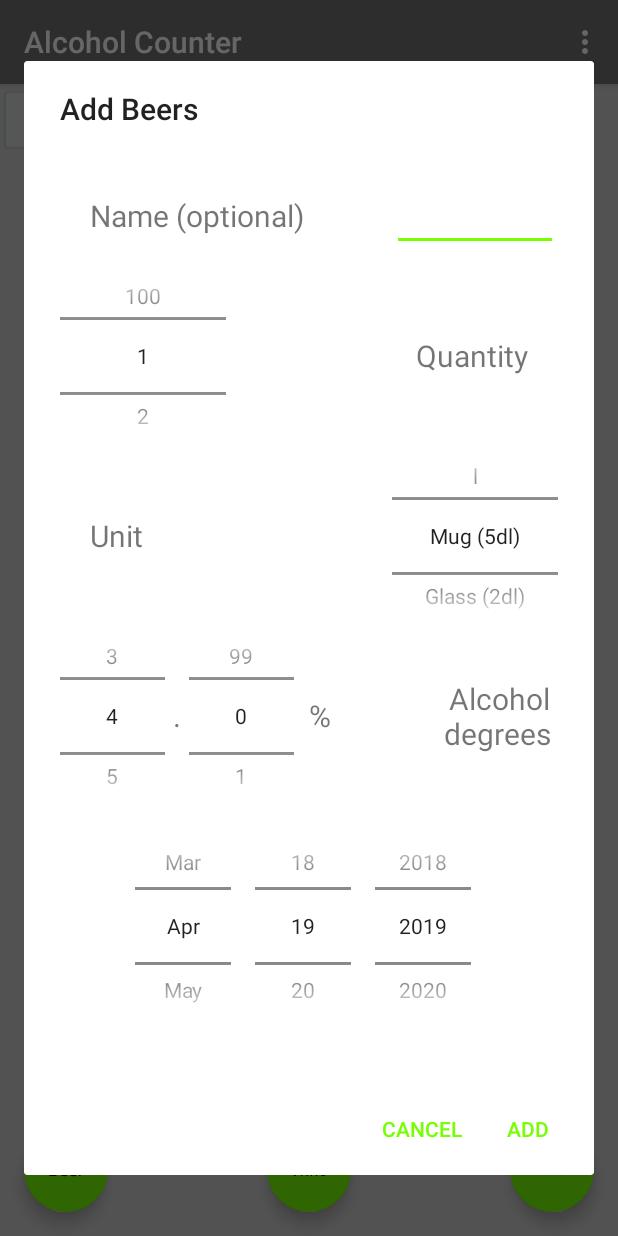
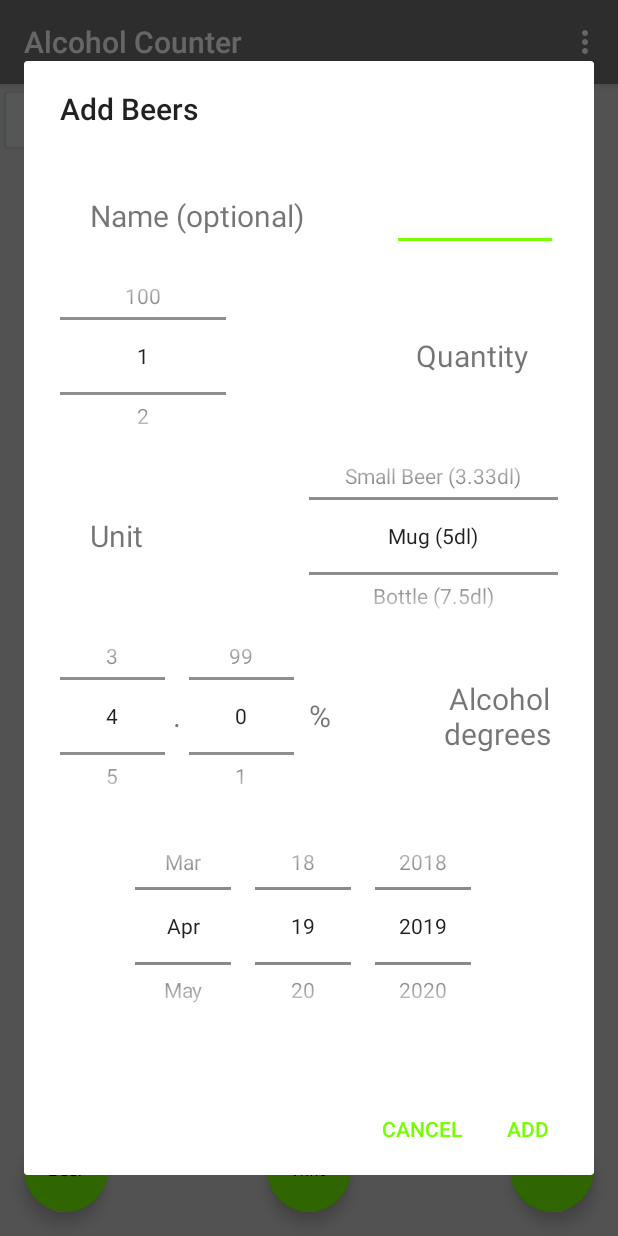
Before and after one commit to HavaG/AlcoholCounter, an Android app: the screen it shows after launch (MainActivity), after a tap on an icon or button, on a phone screen of 412 x 824 dp. Run offline under Robolectric (Android 15) with nearby library versions, the phone set to English and light mode, and no system bars; our stand-ins replace Room's generated code.

Commit message:
add smallBeer(3.33dl) fix TODO, warnings

```diff
--- a/app/src/main/res/layout-v21/dialog_new_beer_wine.xml
+++ b/app/src/main/res/layout-v21/dialog_new_beer_wine.xml
@@ -1,11 +1,12 @@
 <?xml version="1.0" encoding="utf-8"?>
 <ScrollView xmlns:android="http://schemas.android.com/apk/res/android"
+    xmlns:tools="http://schemas.android.com/tools"
     android:layout_width="match_parent"
     android:layout_height="match_parent"
     android:fillViewport="true">
 <LinearLayout
     android:layout_width="match_parent"
-    android:layout_height="match_parent"
+    android:layout_height="wrap_content"
     android:orientation="vertical"
     android:padding="24dip">
 
@@ -17,7 +18,7 @@
         <TextView
             android:padding="20dp"
             android:layout_weight="2"
-            android:textSize="20dp"
+            android:textSize="20sp"
             android:layout_width="0dp"
             android:layout_height="wrap_content"
             android:text="@string/nameOptional"/>
@@ -26,7 +27,10 @@
             android:layout_weight="1"
             android:id="@+id/beerWineName"
             android:layout_width="0dp"
-            android:layout_height="wrap_content" />
+            android:layout_height="wrap_content"
+            android:autofillHints="@string/beer"
+            android:inputType="text"
+            tools:ignore="LabelFor,UnusedAttribute" />
 
     </LinearLayout>
 
@@ -48,7 +52,7 @@
             android:layout_width="0dp"
             android:layout_height="wrap_content"
             android:text="@string/quantity"
-            android:gravity="right"
+            android:gravity="end"
             android:layout_gravity="center"
             android:padding="20dp"/>
 
@@ -57,12 +61,12 @@
     <LinearLayout
         android:layout_width="match_parent"
         android:layout_height="wrap_content"
-        android:weightSum="3">
+        android:weightSum="2">
 
         <TextView
             android:padding="20dp"
-            android:layout_weight="2"
-            android:textSize="20dp"
+            android:layout_weight="1"
+            android:textSize="20sp"
             android:layout_width="0dp"
             android:layout_gravity="center"
             android:layout_height="wrap_content"
@@ -92,12 +96,12 @@
 
         <TextView
             android:padding="5dp"
-            android:textSize="20dp"
+            android:textSize="20sp"
             android:layout_width="wrap_content"
             android:layout_height="wrap_content"
-            android:text="."
+            android:text="@string/dot"
             android:layout_gravity="center"
-            android:gravity="right"/>
+            android:gravity="end"/>
 
         <NumberPicker
             android:id="@+id/beerWineDegreeDecimalPicker"
@@ -109,22 +113,22 @@
 
         <TextView
             android:padding="10dp"
-            android:textSize="20dp"
+            android:textSize="20sp"
             android:layout_width="wrap_content"
             android:layout_height="wrap_content"
-            android:text="%"
+            android:text="@string/percentage"
             android:layout_gravity="center"
-            android:gravity="right"/>
+            android:gravity="end"/>
 
         <TextView
             android:padding="5dp"
             android:layout_weight="2"
-            android:textSize="20dp"
+            android:textSize="20sp"
             android:layout_width="0dp"
             android:layout_height="wrap_content"
             android:text="@string/alcohol_degrees"
             android:layout_gravity="center"
-            android:gravity="right"/>
+            android:gravity="end"/>
 
     </LinearLayout>
 
--- a/app/src/main/res/layout/drink_item.xml
+++ b/app/src/main/res/layout/drink_item.xml
@@ -91,6 +91,6 @@
         android:layout_gravity="center_vertical"
         android:scaleType="fitXY"
         android:src="@drawable/ic_delete_black_24dp"
-        android:contentDescription="@string/deletebtn" />
+        android:contentDescription="@string/delete_btn" />
 
 </android.support.design.circularreveal.CircularRevealRelativeLayout>
--- a/app/src/main/res/values/strings.xml
+++ b/app/src/main/res/values/strings.xml
@@ -15,15 +15,19 @@
     <string name="alcohol_degrees">Alcohol degrees</string>
     <string name="beer">Beer</string>
     <string name="drinks">Drinks</string>
-    <string name="deletebtn">deleteBtn</string>
+    <string name="delete_btn">deleteBtn</string>
+    <string name="smallBeer">Small Beer (3.33dl)</string>
+    <string name="dot">.</string>
+    <string name="percentage">%</string>
 
     <string-array name="unit_picker">
         <item>ml</item>
         <item>cl</item>
         <item>dl</item>
         <item>l</item>
+        <item>@string/glass</item>
+        <item>@string/smallBeer</item>
         <item>@string/mug</item>
-        <item>@string/glass</item>
         <item>@string/bottle</item>
     </string-array>
 </resources>
```
Also changed, not shown: app/src/main/java/com/example/alcoholcounter/fragments/BeerDialogFragment.java (+9 -23 lines).
